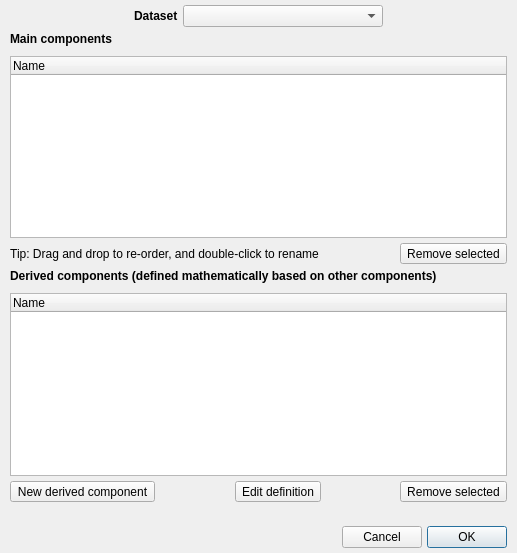
Qt form glue/dialogs/component_manager/qt/component_manager.ui (glue-viz/glue) before a commit.
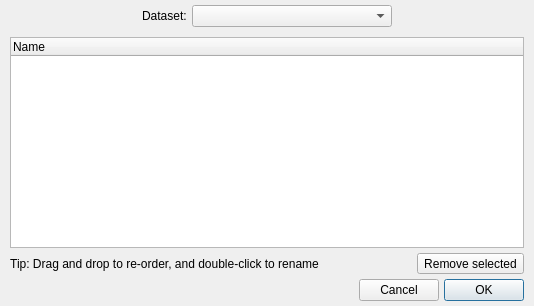
The same form after that commit. Custom widgets are drawn as their Qt base class.

Commit message: Refactor component manager to deal only with reordering/renaming of main components (for now)

```diff
--- a/glue/dialogs/component_manager/qt/component_manager.ui
+++ b/glue/dialogs/component_manager/qt/component_manager.ui
@@ -6,8 +6,8 @@
    <rect>
     <x>0</x>
     <y>0</y>
-    <width>517</width>
-    <height>553</height>
+    <width>534</width>
+    <height>306</height>
    </rect>
   </property>
   <property name="windowTitle">
@@ -48,12 +48,12 @@
       <widget class="QLabel" name="label_3">
        <property name="font">
         <font>
-         <weight>75</weight>
-         <bold>true</bold>
+         <weight>50</weight>
+         <bold>false</bold>
         </font>
        </property>
        <property name="text">
-        <string>Dataset</string>
+        <string>Dataset:</string>
        </property>
       </widget>
      </item>
@@ -82,19 +82,6 @@
      </item>
     </layout>
    </item>
-   <item>
-    <widget class="QLabel" name="label">
-     <property name="font">
-      <font>
-       <weight>75</weight>
-       <bold>true</bold>
-      </font>
-     </property>
-     <property name="text">
-      <string>Main components</string>
-     </property>
-    </widget>
-   </item>
    <item>
     <spacer name="verticalSpacer">
      <property name="orientation">
@@ -157,110 +144,18 @@
      </item>
     </layout>
    </item>
-   <item>
-    <widget class="QLabel" name="label_2">
-     <property name="font">
-      <font>
-       <weight>75</weight>
-       <bold>true</bold>
-      </font>
-     </property>
-     <property name="text">
-      <string>Derived components (defined mathematically based on other components)</string>
-     </property>
-    </widget>
-   </item>
-   <item>
-    <spacer name="verticalSpacer_2">
-     <property name="orientation">
-      <enum>Qt::Vertical</enum>
-     </property>
-     <property name="sizeType">
-      <enum>QSizePolicy::Fixed</enum>
-     </property>
-     <property name="sizeHint" stdset="0">
-      <size>
-       <width>10</width>
-       <height>5</height>
-      </size>
-     </property>
-    </spacer>
-   </item>
-   <item>
-    <widget class="ComponentTreeWidget" name="list_derived_components">
-     <property name="dragDropMode">
-      <enum>QAbstractItemView::InternalMove</enum>
-     </property>
-     <column>
-      <property name="text">
-       <string>Name</string>
-      </property>
-     </column>
-    </widget>
-   </item>
-   <item>
-    <layout class="QHBoxLayout" name="horizontalLayout">
-     <item>
-      <widget class="QToolButton" name="button_add_derived">
-       <property name="text">
-        <string>New derived component</string>
-       </property>
-      </widget>
-     </item>
-     <item>
-      <spacer name="horizontalSpacer_3">
-       <property name="orientation">
-        <enum>Qt::Horizontal</enum>
-       </property>
-       <property name="sizeHint" stdset="0">
-        <size>
-         <width>40</width>
-         <height>20</height>
-        </size>
-       </property>
-      </spacer>
-     </item>
-     <item>
-      <widget class="QToolButton" name="button_edit_derived">
-       <property name="text">
-        <string>Edit definition</string>
-       </property>
-      </widget>
-     </item>
-     <item>
-      <spacer name="horizontalSpacer_4">
-       <property name="orientation">
-        <enum>Qt::Horizontal</enum>
-       </property>
-       <property name="sizeHint" stdset="0">
-        <size>
-         <width>40</width>
-         <height>20</height>
-        </size>
-       </property>
-      </spacer>
-     </item>
-     <item>
-      <widget class="QToolButton" name="button_remove_derived">
-       <property name="text">
-        <string>Remove selected</string>
-       </property>
-      </widget>
-     </item>
-    </layout>
-   </item>
-   <item>
-    <widget class="QLabel" name="label_status">
-     <property name="text">
-      <string/>
-     </property>
-     <property name="alignment">
-      <set>Qt::AlignCenter</set>
-     </property>
-    </widget>
-   </item>
    <item>
     <layout class="QHBoxLayout" name="horizontalLayout_2">
+     <item>
+      <widget class="QLabel" name="label_status">
+       <property name="text">
+        <string/>
+       </property>
+       <property name="alignment">
+        <set>Qt::AlignCenter</set>
+       </property>
+      </widget>
+     </item>
      <item>
       <spacer name="horizontalSpacer">
        <property name="orientation">
```
Left out of the diff: 4 changed lines with no effect on the pictures. The commit also changes 4 other files.
